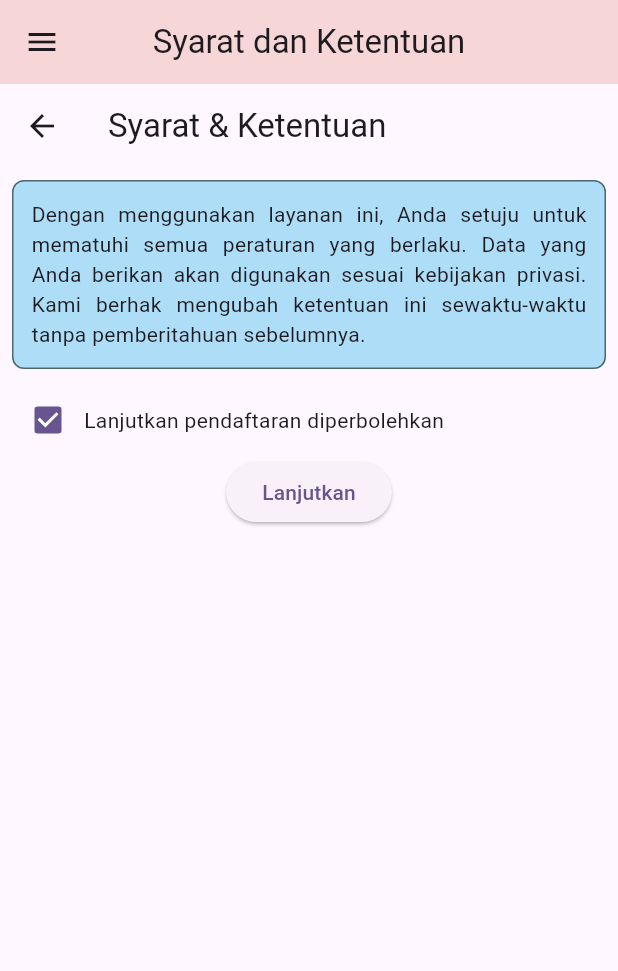
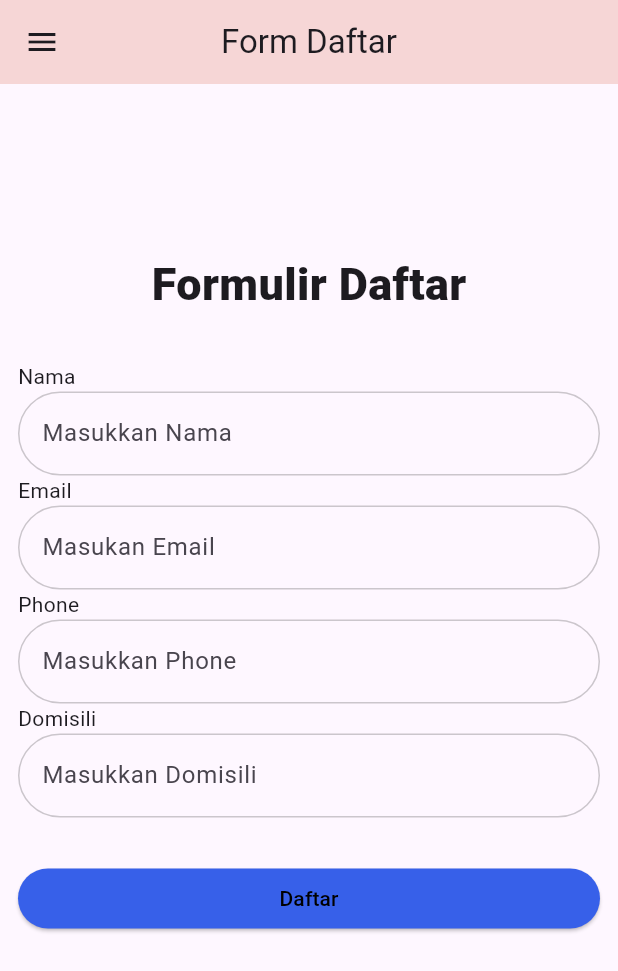
Before and after one commit to annisafaurizki/ppkd_b_3, a Flutter app: the FirstPage screen opened directly, on a phone screen of 412 x 824 dp. Shown: the top 971 px of the screen. Run offline on Flutter 3.47's test engine with Material 3 defaults, Android fonts, the phone set to English and light mode, and no system bars; our stand-ins replace lottie; Roboto replaces fonts that are missing (Gilroy).

Commit message:
tugas 10

```diff
--- a/lib/main.dart
+++ b/lib/main.dart
@@ -1,6 +1,6 @@
 import 'package:flutter/material.dart';
 import 'package:intl/date_symbol_data_local.dart';
-import 'package:ppkd_b_3/tugas_tugas/bottomnav.dart';
+import 'package:ppkd_b_3/tugas_tugas/tugas_10/halaman_1.dart';
 
 void main() {
   initializeDateFormatting("id_ID");
@@ -34,7 +34,7 @@ class MyApp extends StatelessWidget {
         fontFamily: "Gilroy",
         colorScheme: ColorScheme.fromSeed(seedColor: Colors.deepPurple),
       ),
-      home: MainScreen(),
+      home: Pertama(),
     );
   }
 }
--- a/lib/tugas_tugas/halaman_utama.dart
+++ b/lib/tugas_tugas/halaman_utama.dart
@@ -9,6 +9,7 @@ import 'package:ppkd_b_3/tugas_tugas/listmap.dart';
 import 'package:ppkd_b_3/tugas_tugas/listview.dart';
 import 'package:ppkd_b_3/tugas_tugas/mode_gelap.dart';
 import 'package:ppkd_b_3/tugas_tugas/timepicker.dart';
+import 'package:ppkd_b_3/tugas_tugas/tugas_10/halaman_1.dart';
 
 class FirstPage extends StatefulWidget {
   const FirstPage({super.key});
@@ -20,6 +21,7 @@ class FirstPage extends StatefulWidget {
 class _FirstPageState extends State<FirstPage> {
   int _selectedIndexDrawer = 0;
   static const List<Widget> _widgetOptions = <Widget>[
+    Pertama(),
     MySyarat(),
     ModeGelap(),
     Dropdown(),
@@ -32,6 +34,7 @@ class _FirstPageState extends State<FirstPage> {
   ];
 
   static const List<String> _title = [
+    "Form Daftar",
     "Syarat dan Ketentuan",
     "Mode Gelap",
     "Dropdown",
@@ -91,52 +94,59 @@ class _FirstPageState extends State<FirstPage> {
               },
             ),
             ListTile(
+              title: Text("Syarat dan Ketentuan"),
+              leading: Icon(Icons.edit_attributes),
+              onTap: () {
+                onItemTap(1);
+              },
+            ),
+            ListTile(
               title: Text("Mode Gelap"),
               leading: Icon(Icons.dark_mode_outlined),
               onTap: () {
-                onItemTap(1);
+                onItemTap(2);
               },
             ),
             ListTile(
               title: Text("Dropdown"),
               leading: Icon(Icons.arrow_drop_down_circle),
               onTap: () {
-                onItemTap(2);
+                onItemTap(3);
               },
             ),
             ListTile(
               title: Text("Format Tanggal"),
               leading: Icon(Icons.calendar_month),
               onTap: () {
-                onItemTap(3);
+                onItemTap(4);
               },
             ),
             ListTile(
               title: Text("Format Waktu"),
               leading: Icon(Icons.timelapse),
               onTap: () {
-                onItemTap(4);
+                onItemTap(5);
               },
             ),
             ListTile(
               title: Text("ListView"),
               leading: Icon(Icons.view_agenda),
               onTap: () {
-                onItemTap(5);
+                onItemTap(6);
               },
             ),
             ListTile(
               title: Text("ListMap"),
-              leading: Icon(Icons.map),
+              leading: Icon(Icons.list),
               onTap: () {
-                onItemTap(6);
+                onItemTap(7);
               },
             ),
             ListTile(
               title: Text("Model Produk"),
               leading: Icon(Icons.connect_without_contact),
               onTap: () {
-                onItemTap(7);
+                onItemTap(8);
               },
             ),
           ],
--- /dev/null
+++ b/lib/tugas_tugas/tugas_10/halaman_1.dart
@@ -0,0 +1,186 @@
+import 'package:flutter/material.dart';
+import 'package:lottie/lottie.dart';
+import 'package:ppkd_b_3/extension/navigation.dart';
+import 'package:ppkd_b_3/tugas_tugas/tugas_10/halaman_2.dart';
+import 'package:ppkd_b_3/tugas_tugas/tugas_10/textfrom.dart';
+
+class Pertama extends StatefulWidget {
+  const Pertama({super.key});
+
+  @override
+  State<Pertama> createState() => _PertamaState();
+}
+
+class _PertamaState extends State<Pertama> {
+  final TextEditingController emailController = TextEditingController();
+  final TextEditingController namaController = TextEditingController();
+  final TextEditingController phoneController = TextEditingController();
+  final TextEditingController domisiliController = TextEditingController();
+  final _formKey = GlobalKey<FormState>();
+
+  @override
+  Widget build(BuildContext context) {
+    return Scaffold(
+      body: Form(
+        key: _formKey,
+        child: Padding(
+          padding: const EdgeInsets.all(12.0),
+          child: Column(
+            children: [
+              SizedBox(height: 100),
+              Text(
+                "Formulir Daftar",
+                style: TextStyle(fontSize: 30, fontWeight: FontWeight.w800),
+              ),
+              SizedBox(height: 30),
+
+              Row(children: [Text("Nama")]),
+              TextFormConst(
+                hintText: "Masukkan Nama",
+                controller: namaController,
+                onChanged: (p0) {
+                  setState(() {});
+                },
+                validator: (value) {
+                  if (value == null || value.isEmpty) {
+                    return "Nama tidak boleh kosong";
+                  }
+                  return null;
+                },
+              ),
+
+              Row(children: [Text("Email")]),
+              TextFormConst(
+                hintText: "Masukan Email",
+                controller: emailController,
+                onChanged: (p0) {
+                  setState(() {});
+                },
+                validator: (value) {
+                  if (value == null || value.isEmpty) {
+                    return "Email Tidak Valid";
+                  }
+                  if (!value.contains("@")) {
+                    return "Email tidak valid";
+                  }
+                  return null;
+                },
+              ),
+
+              Row(children: [Text("Phone")]),
+              TextFormConst(
+                hintText: "Masukkan Phone",
+                controller: phoneController,
+                onChanged: (p0) {
+                  setState(() {});
+                },
+              ),
+
+              Row(children: [Text("Domisili")]),
+              TextFormConst(
+                hintText: "Masukkan Domisili",
+                controller: domisiliController,
+                onChanged: (p0) {
+                  setState(() {});
+                },
+                validator: (value) {
+                  if (value == null || value.isEmpty) {
+                    return "Domisili tidak boleh kosong";
+                  }
+                  return null;
+                },
+              ),
+
+              SizedBox(height: 30),
+              Row(
+                children: [
+                  Expanded(
+                    child: ElevatedButton(
+                      style: ButtonStyle(
+                        backgroundColor: WidgetStateProperty.all<Color>(
+                          const Color.fromARGB(255, 55, 96, 233),
+                        ),
+                      ),
+                      onPressed: () {
+                        if (_formKey.currentState!.validate()) {
+                          // TAMPILKAN DIALOG BERHASIL
+                          showDialog(
+                            context: context,
+                            builder: (BuildContext context) {
+                              return AlertDialog(
+                                title: Text("Berhasil"),
+                                content: Column(
+                                  mainAxisSize: MainAxisSize.min,
+                                  children: [
+                                    SizedBox(height: 20),
+                                    Lottie.asset(
+                                      "assets/images/animations/Check Mark.json",
+                                      width: 90,
+                                      height: 100,
+                                      fit: BoxFit.cover,
+                                    ),
+                                  ],
+                                ),
+                                actions: [
+                                  TextButton(
+                                    onPressed: () {
+                                      context.push(
+                                        Halaman2(
+                                          nama: namaController.text,
+                                          domisili: domisiliController.text,
+                                        ),
+                                      );
+                                    },
+                                    child: Text("Lanjutkan"),
+                                  ),
+                                ],
+                              );
+                            },
+                          );
+                        } else {
+                          // TAMPILKAN DIALOG GAGAL
+                          showDialog(
+                            context: context,
+                            builder: (BuildContext context) {
+                              return AlertDialog(
+                                title: Text("GAGAL"),
+                                content: Column(
+                                  mainAxisSize: MainAxisSize.min,
+                                  children: [
+                                    Text("Form belum terisi"),
+                                    SizedBox(height: 20),
+                                    Lottie.asset(
+                                      "assets/images/animations/Failed.json",
+                                      width: 90,
+                                      height: 100,
+                                      fit: BoxFit.cover,
+                                    ),
+                                  ],
+                                ),
+                                actions: [
+                                  TextButton(
+                                    onPressed: () =>
+                                        Navigator.of(context).pop(),
+                                    child: Text("OK"),
+                                  ),
+                                ],
+                              );
+                            },
+                          );
+                        }
+                      },
+                      child: Text(
+                        "Daftar",
+                        style: TextStyle(color: Colors.black),
+                      ),
+                    ),
+                  ),
+                ],
+              ),
+            ],
+          ),
+        ),
+      ),
+    );
+  }
+}
--- /dev/null
+++ b/lib/tugas_tugas/tugas_10/halaman_2.dart
@@ -0,0 +1,23 @@
+import 'package:flutter/material.dart';
+
+class Halaman2 extends StatelessWidget {
+  const Halaman2({super.key, required this.nama, required this.domisili});
+  final String nama;
+  final String domisili;
+  @override
+  Widget build(BuildContext context) {
+    return Scaffold(
+      appBar: AppBar(backgroundColor: Colors.blue),
+      body: Column(
+        mainAxisAlignment: MainAxisAlignment.center,
+        children: [
+          Text(
+            "Terima kasih, $nama dari $domisili telah mendaftar",
+            textAlign: TextAlign.center,
+            style: TextStyle(fontSize: 24, fontWeight: FontWeight.bold),
+          ),
+        ],
+      ),
+    );
+  }
+}
--- /dev/null
+++ b/lib/tugas_tugas/tugas_10/textfrom.dart
@@ -0,0 +1,44 @@
+import 'package:flutter/material.dart';
+
+class TextFormConst extends StatelessWidget {
+  const TextFormConst({
+    super.key,
+    required this.hintText,
+    required this.controller,
+    this.onChanged,
+    this.validator,
+  });
+  final String hintText;
+  final TextEditingController controller;
+  final void Function(String)? onChanged;
+  final String? Function(String?)? validator;
+  @override
+  Widget build(BuildContext context) {
+    return TextFormField(
+      controller: controller,
+      onChanged: onChanged,
+      validator: validator,
+      decoration: InputDecoration(
+        hintText: hintText,
+        border: OutlineInputBorder(
+          borderRadius: BorderRadius.circular(32),
+          borderSide: BorderSide(
+            color: Colors.black.withOpacity(0.2),
+            width: 1.0,
+          ),
+        ),
+        focusedBorder: OutlineInputBorder(
+          borderRadius: BorderRadius.circular(32),
+          borderSide: BorderSide(color: Colors.black, width: 1.0),
+        ),
+        enabledBorder: OutlineInputBorder(
+          borderRadius: BorderRadius.circular(32),
+          borderSide: BorderSide(
+            color: Colors.black.withOpacity(0.2),
+            width: 1.0,
+          ),
+        ),
+      ),
+    );
+  }
+}
```
Also changed, not shown: lib/tugas_tugas/format_tanggal.dart (+9 -6 lines), lib/tugas_tugas/head_model.dart (+12 -2 lines), lib/tugas_tugas/timepicker.dart (+15 -2 lines).
